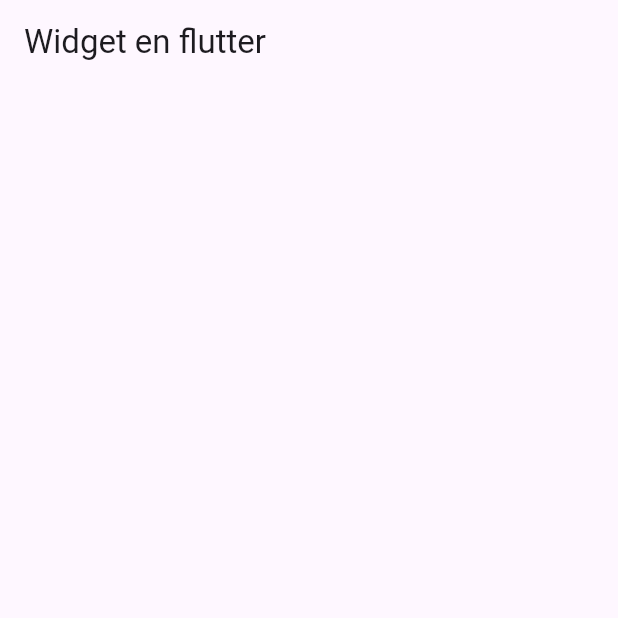
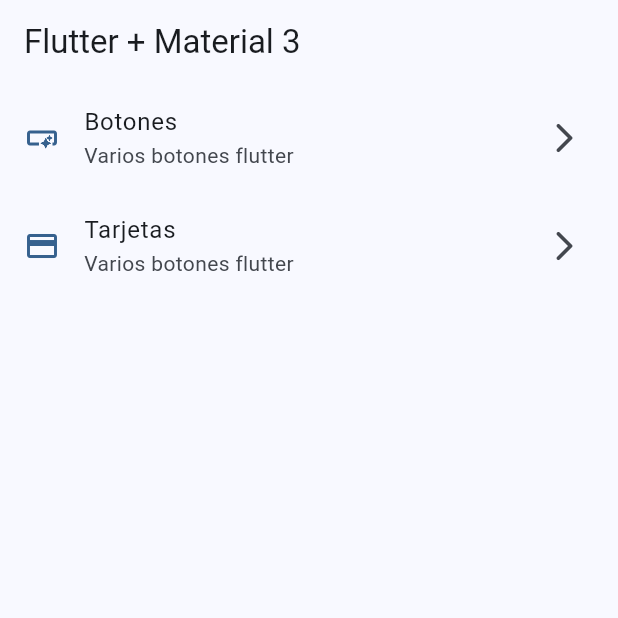
Before and after one commit to AntonyFP-7/flutter_widget, a Flutter app: the screen it shows after launch, on a phone screen of 412 x 824 dp, the top half of it. Run offline on Flutter 3.47's test engine with Material 3 defaults, Android fonts, the phone set to English and light mode, and no system bars.

Commit message:
homr screme implemnetado

```diff
--- a/lib/config/menu/menu_items.dart
+++ b/lib/config/menu/menu_items.dart
@@ -11,6 +11,7 @@ class MenuItems {
       required this.subTitle,
       required this.link,
       required this.icon});
+}
 
 List<MenuItems> appMenuItems = [
   MenuItems(
@@ -24,4 +25,3 @@ class MenuItems {
       link: '/carts',
       icon: Icons.credit_card),
 ];
-}
--- a/lib/main.dart
+++ b/lib/main.dart
@@ -13,7 +13,7 @@ class MainApp extends StatelessWidget {
   Widget build(BuildContext context) {
     return MaterialApp(
       debugShowCheckedModeBanner: false,
-      theme: AppTheme(selectColor:5).getTheme(),
+      theme: AppTheme(selectColor:0).getTheme(),
       home: HomeScreen()
     );
   }
--- a/lib/presentation/screens/home_screen.dart
+++ b/lib/presentation/screens/home_screen.dart
@@ -1,4 +1,5 @@
 import 'package:flutter/material.dart';
+import 'package:widget_app/config/menu/menu_items.dart';
 
 class HomeScreen extends StatelessWidget {
   const HomeScreen({super.key});
@@ -7,8 +8,50 @@ class HomeScreen extends StatelessWidget {
   Widget build(BuildContext context) {
     return Scaffold(
       appBar: AppBar(
-        title: const Text('Widget en flutter'),
-        ),
+        title: const Text('Flutter + Material 3'),
+      ),
+      body: const _HomeView(),
     );
   }
 }
+
+class _HomeView extends StatelessWidget {
+  const _HomeView();
+  @override
+  Widget build(BuildContext context) {
+    return ListView.builder(
+      //para quitar o agregar scrrol
+      //physics: const BouncingScrollPhysics(),
+      itemCount: appMenuItems.length,
+      itemBuilder: (context, index) {
+        final menu = appMenuItems[index];
+        return _CustomListTitle(menu: menu);
+      },
+    );
+  }
+}
+
+class _CustomListTitle extends StatelessWidget {
+  const _CustomListTitle({
+    required this.menu,
+  });
+
+  final MenuItems menu;
+
+  @override
+  Widget build(BuildContext context) {
+    final colors = Theme.of(context).colorScheme;
+    return ListTile(
+      leading: Icon(
+        menu.icon,
+        color: colors.primary,
+      ),
+      trailing: Icon(Icons.arrow_forward_ios_rounded),
+      title: Text(menu.title),
+      subtitle: Text(menu.subTitle),
+      onTap: () {
+
+      },
+    );
+  }
+}
```
Lines whose indentation alone changed are shown as unchanged.
